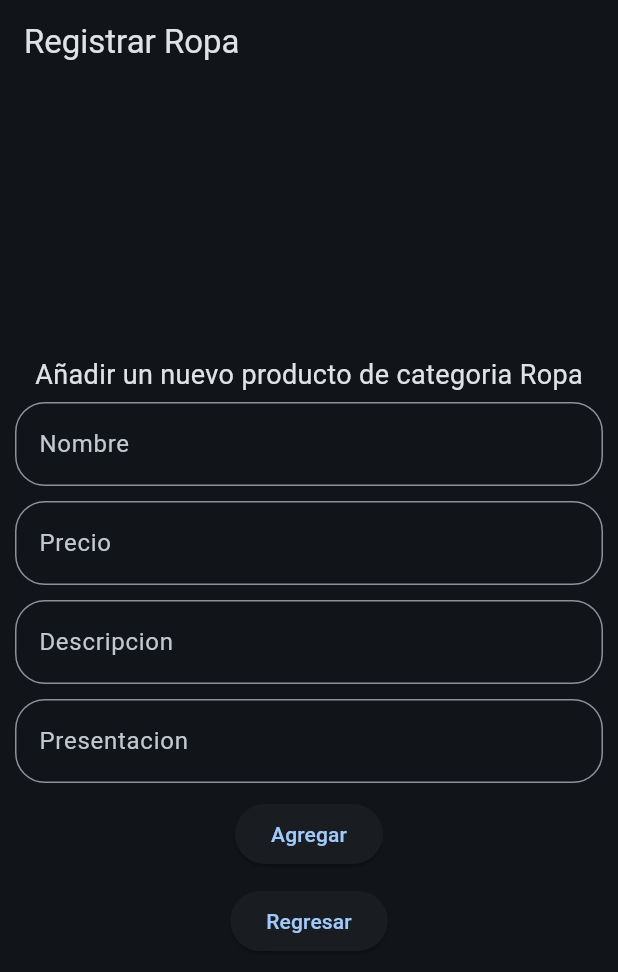
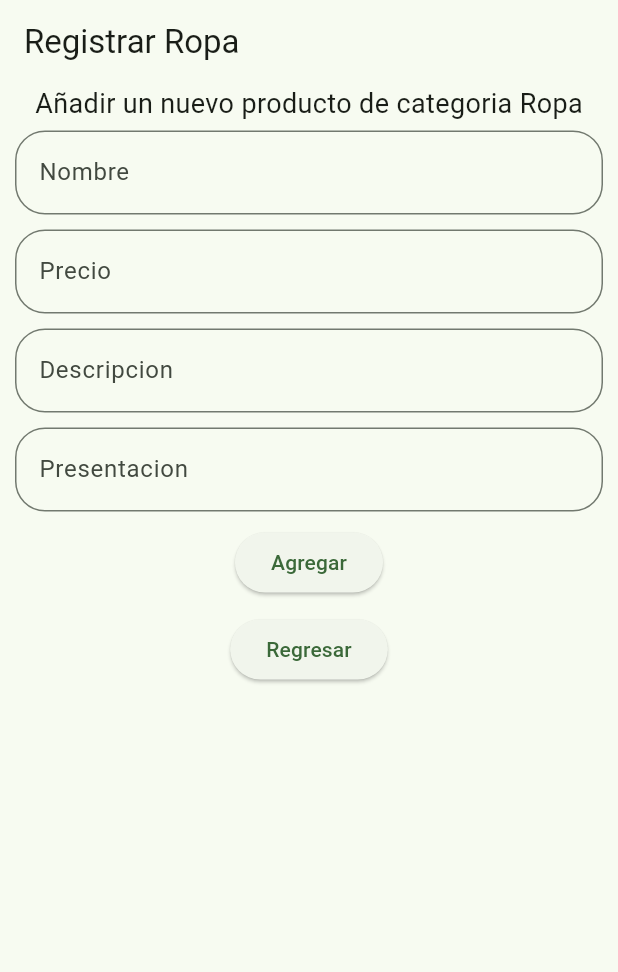
Before and after one commit to csparedes-pucesi/movil_pucetec_api, a Flutter app: the CreateProduct screen opened by its route, on a phone screen of 412 x 824 dp. Shown: the top 972 px of the screen. Run offline on Flutter 3.47's test engine with Material 3 defaults, Android fonts, the phone set to English and light mode, and no system bars; our stand-ins replace dio, flutter_riverpod, fluttertoast, go_router, shared_preferences; accounts and stored records are empty.

```diff
--- a/lib/main.dart
+++ b/lib/main.dart
@@ -3,6 +3,7 @@ import 'package:flutter/material.dart';
 import 'package:flutter_riverpod/flutter_riverpod.dart';
 import 'package:movil_pucetec_api/configs/shared_prefs.dart';
 import 'package:movil_pucetec_api/themes/app_theme.dart';
+import 'package:movil_pucetec_api/themes/theme_provider.dart';
 import 'routes/app_routes.dart';
 
 void main() async {
@@ -18,8 +19,9 @@ class MyApp extends ConsumerWidget {
   @override
   Widget build(BuildContext context, WidgetRef ref) {
     final routerProv = ref.watch(routerProvider);
+    final themeProv = ref.watch(themeProvider);
     return MaterialApp.router(
-      theme: AppTheme(selectedColor: 1).theme(),
+      theme: AppTheme(selectedColor: 3, isDark: themeProv).theme(),
       debugShowCheckedModeBanner: false,
       title: 'Flutter Demo',
       routerConfig: routerProv,
--- a/lib/pages/create_product.dart
+++ b/lib/pages/create_product.dart
@@ -4,11 +4,16 @@ import 'package:fluttertoast/fluttertoast.dart';
 import 'package:movil_pucetec_api/providers/create_products_provider.dart';
 import 'package:movil_pucetec_api/routes/app_routes.dart';
 
-class CreateProduct extends ConsumerWidget {
+class CreateProduct extends ConsumerStatefulWidget {
   const CreateProduct({super.key});
 
   @override
-  Widget build(BuildContext context, WidgetRef ref) {
+  ConsumerState<CreateProduct> createState() => _CreateProductState();
+}
+
+class _CreateProductState extends ConsumerState<CreateProduct> {
+  @override
+  Widget build(BuildContext context) {
     final TextEditingController nameController = TextEditingController();
     final TextEditingController unitPriceController = TextEditingController();
     final TextEditingController descriptionController = TextEditingController();
@@ -17,7 +22,8 @@ class CreateProduct extends ConsumerWidget {
       appBar: AppBar(
         title: const Text('Registrar Ropa'),
       ),
-      body: Center(
+      body: SingleChildScrollView(
+        child: Center(
           child: Column(
             mainAxisAlignment: MainAxisAlignment.center,
             children: [
@@ -135,6 +141,7 @@ class CreateProduct extends ConsumerWidget {
             ],
           ),
         ),
+      ),
     );
   }
 }
--- a/lib/themes/app_theme.dart
+++ b/lib/themes/app_theme.dart
@@ -1,8 +1,9 @@
-import 'package:flutter/material.dart ';
+// import 'package:flutter/material.dart ';
 
+import 'package:flutter/material.dart';
 
 const Color _customColor = Color(0xff49149f);
-const List<Color>_colorTheme = [
+const List<Color> _colorTheme = [
   _customColor,
   Colors.blue,
   Colors.teal,
@@ -11,14 +12,16 @@ Colors.orange,
   Colors.yellow,
   Colors.pink
 ];
+
 class AppTheme {
   final int selectedColor;
-AppTheme({required this.selectedColor});
+  final bool isDark;
+  AppTheme({required this.selectedColor, required this.isDark});
   ThemeData theme() {
     return ThemeData(
       useMaterial3: true,
       colorSchemeSeed: _colorTheme[selectedColor],
-      brightness: Brightness.dark,
+      brightness: isDark == true ? Brightness.dark : Brightness.light,
     );
   }
 }
--- /dev/null
+++ b/lib/themes/theme_provider.dart
@@ -0,0 +1,5 @@
+
+
+import 'package:flutter_riverpod/flutter_riverpod.dart';
+
+final themeProvider = StateProvider<bool>((ref) =>  false);
```
Also changed, not shown: lib/pages/login_page.dart (+13 -5 lines), pubspec.yaml (+8 -1 lines), pubspec.lock, 40 other files. Lines whose indentation alone changed are shown as unchanged.
